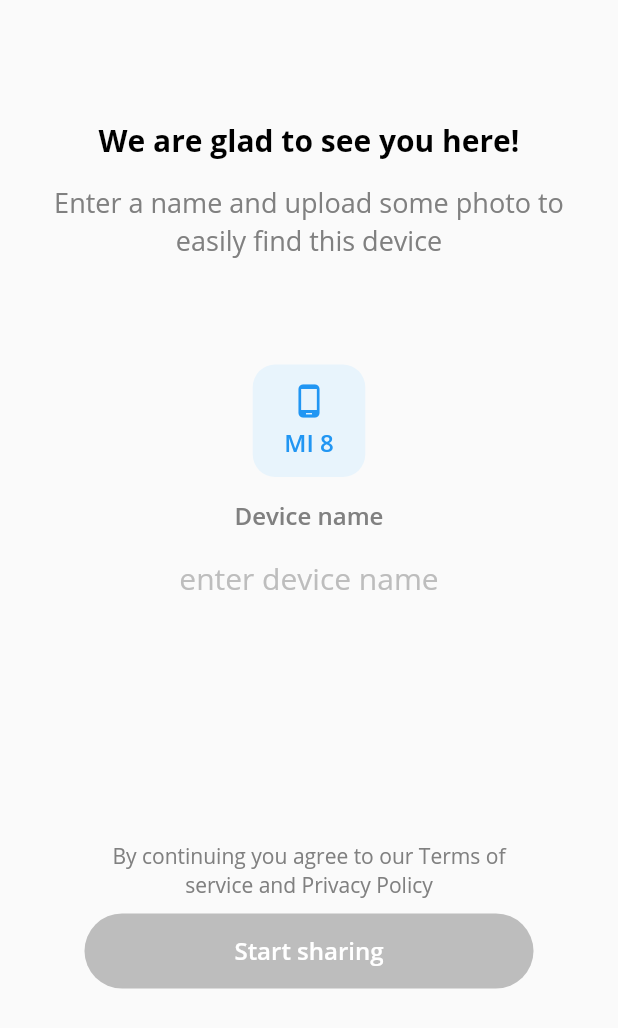
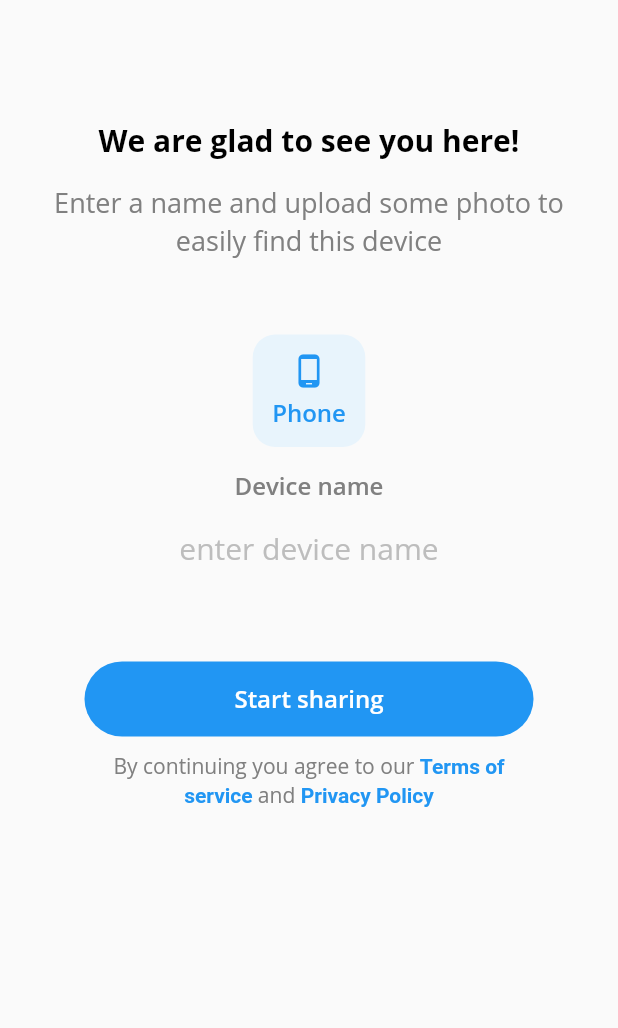
Before and after one commit to sudox-history/droply-mobile, a Flutter app: the screen it shows after launch, on a phone screen of 412 x 824 dp. Shown: the top 1028 px of the screen. Run offline on Flutter 3.47's test engine with Material 2 defaults, Android fonts, the phone set to English and light mode, and no system bars.

Commit message:
[BACKUP]

```diff
--- a/lib/app.dart
+++ b/lib/app.dart
@@ -8,13 +8,19 @@
   @override
   Widget build(BuildContext context) {
     return AnnotatedRegion<SystemUiOverlayStyle>(
-        value: SystemUiOverlayStyle.light,
+        value: SystemUiOverlayStyle(
+          systemNavigationBarColor: Color(0xFF000000),
+          systemNavigationBarDividerColor: null,
+          statusBarColor: Colors.transparent,
+          systemNavigationBarIconBrightness: Brightness.light,
+          statusBarIconBrightness: Brightness.dark,
+          statusBarBrightness: Brightness.light,
+        ),
         child: MaterialApp(
             debugShowCheckedModeBanner: false,
             title: "Droply",
             theme: ThemeData(
-                visualDensity: VisualDensity.adaptivePlatformDensity,
-                cursorColor: AppColors.blue),
+                visualDensity: VisualDensity.adaptivePlatformDensity, cursorColor: AppColors.blue),
             home: AuthScreen()));
   }
 }
--- a/lib/auth/auth_screen.dart
+++ b/lib/auth/auth_screen.dart
@@ -1,6 +1,7 @@
 import 'package:droply/constants.dart';
+import 'package:flutter/gestures.dart';
 import 'package:flutter/material.dart';
-import 'package:flutter/painting.dart';
+import 'package:url_launcher/url_launcher.dart';
 import 'package:flutter/services.dart';
 
 class AuthScreen extends StatelessWidget {
@@ -13,25 +14,23 @@
           child: SingleChildScrollView(
             physics: AlwaysScrollableScrollPhysics(),
             padding: EdgeInsets.only(top: 80, left: 16, right: 16, bottom: 20),
-              child: GestureDetector(
-                onTap: () => FocusScope.of(context).unfocus(),
             child: Column(children: [
               _buildWelcomeTitle(),
               SizedBox(height: 16),
               _buildWelcomeHint(),
-                  SizedBox(height: 70),
+              SizedBox(height: 50),
               _buildPhoneBox(),
               SizedBox(height: 15),
               _buildDeviceNameHint(),
               SizedBox(height: 5),
               _buildDeviceNameTextField(),
-                  SizedBox(height: 150),
-                  _buildLicenseText(),
+              SizedBox(height: 50),
+              _buildEnterButton(),
               SizedBox(height: 10),
-                  _buildEnterButton()
+              _buildLicenseText()
             ]),
           )),
-        ));
+    );
   }
 }
 
@@ -70,7 +69,7 @@
           Icon(Icons.phone_android, color: AppColors.blue),
           Padding(
             padding: EdgeInsets.only(top: 5),
-            child: Text("MI 8",
+            child: Text("Phone",
                 style: TextStyle(
                     color: AppColors.blue,
                     fontFamily: AppFonts.openSans,
@@ -115,20 +114,6 @@
       ));
 }
 
-Widget _buildLicenseText() {
-  return Padding(
-      padding: EdgeInsets.only(left: 40, right: 40),
-      child: Text(
-        "By continuing you agree to our Terms of service and Privacy Policy",
-        textAlign: TextAlign.center,
-        style: TextStyle(
-            color: AppColors.hint1TextColor,
-            fontFamily: AppFonts.openSans,
-            fontWeight: AppFonts.regular,
-            fontSize: 14),
-      ));
-}
-
 Widget _buildEnterButton() {
   return FlatButton(
     color: AppColors.blue,
@@ -137,6 +122,7 @@
     shape: RoundedRectangleBorder(
       borderRadius: BorderRadius.circular(25),
     ),
+    onPressed: () {},
     child: Text(
       "Start sharing",
       textAlign: TextAlign.center,
@@ -148,3 +134,34 @@
     ),
   );
 }
+
+Widget _buildLicenseText() {
+  return Padding(
+      padding: EdgeInsets.only(left: 40, right: 40),
+      child: RichText(
+        textAlign: TextAlign.center,
+        text: TextSpan(
+          style: TextStyle(
+              color: AppColors.hint1TextColor,
+              fontFamily: AppFonts.openSans,
+              fontWeight: AppFonts.regular,
+              fontSize: 14),
+          children: [
+            TextSpan(text: "By continuing you agree to our "),
+            TextSpan(
+                text: "Terms of service ",
+                style: TextStyle(color: AppColors.blue, fontWeight: AppFonts.semibold),
+                recognizer: TapGestureRecognizer()
+                  ..onTap = () async {
+                    const url = "https://flutter.io";
+                    if (await canLaunch(url)) launch(url);
+                  }),
+            TextSpan(text: "and "),
+            TextSpan(
+              text: "Privacy Policy",
+              style: TextStyle(color: AppColors.blue, fontWeight: AppFonts.semibold),
+            ),
+          ],
+        ),
+      ));
+}
--- a/pubspec.yaml
+++ b/pubspec.yaml
@@ -12,6 +12,7 @@
   cupertino_icons: ^0.1.3
 
 dev_dependencies:
+  url_launcher: ^5.4.2
   flutter_test:
     sdk: flutter
 
```
Also changed, not shown: pubspec.lock. Lines whose indentation alone changed are shown as unchanged.
